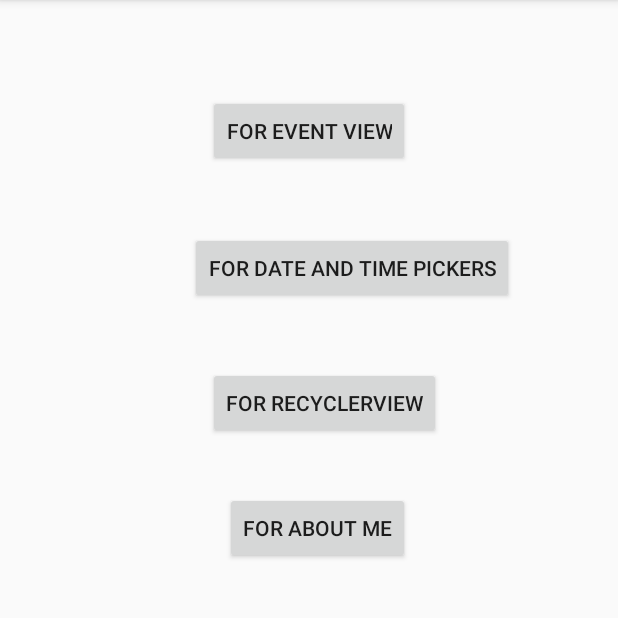
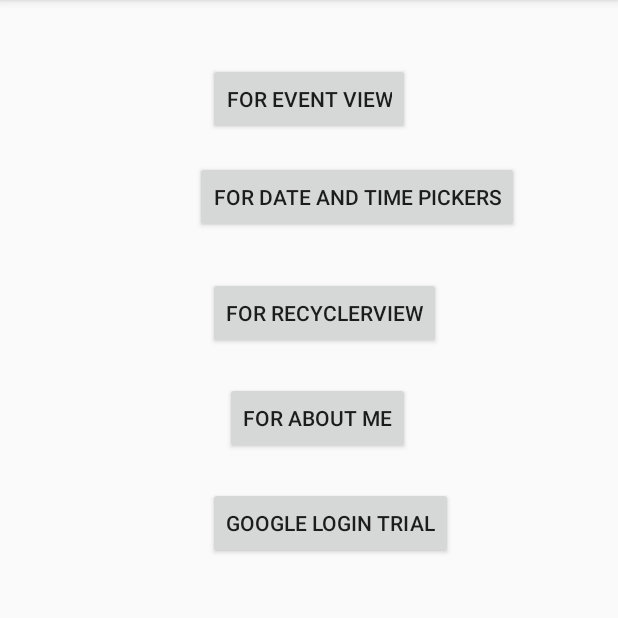
Before and after one commit to rutanshuj/TrialForEvents, an Android app: the screen it shows after launch (MainActivity), on a phone screen of 412 x 824 dp, the part 84-702 px from its top. Run offline under Robolectric (Android 15) with nearby library versions, the phone set to English and light mode, and no system bars.

Commit message:
Getting Started with Google Sign In

```diff
--- a/app/build.gradle
+++ b/app/build.gradle
@@ -41,6 +41,8 @@ dependencies {
     compile 'com.android.support:cardview-v7:25.0.1'
     compile 'com.thoughtbot:expandablerecyclerview:1.3'
     compile 'de.hdodenhof:circleimageview:2.1.0'
+    compile 'com.google.firebase:firebase-auth:10.0.1'
+    compile 'com.google.android.gms:play-services-auth:10.0.1'
     compile 'com.android.support:design:25.0.1'
     testCompile 'junit:junit:4.12'
 }
--- a/app/src/main/AndroidManifest.xml
+++ b/app/src/main/AndroidManifest.xml
@@ -28,8 +28,10 @@
         <activity
             android:name=".EventDetails"
             android:theme="@style/Theme.AppCompat.Light.NoActionBar" />
-        <activity android:name=".MoiFrag"
+        <activity
+            android:name=".MoiFrag"
             android:theme="@style/Theme.AppCompat.Light.NoActionBar" />
+        <activity android:name=".GoogleLogin"></activity>
     </application>
 
 </manifest>
--- a/app/src/main/java/com/example/admin/trialforevents/MainActivity.java
+++ b/app/src/main/java/com/example/admin/trialforevents/MainActivity.java
@@ -8,7 +8,7 @@ import android.widget.Button;
 import android.widget.Toast;
 
 public class MainActivity extends AppCompatActivity implements View.OnClickListener {
-    Button b1, b2, b3, b4;
+    Button b1, b2, b3, b4, b5;
 
     @Override
     protected void onCreate(Bundle savedInstanceState) {
@@ -18,11 +18,13 @@ public class MainActivity extends AppCompatActivity implements View.OnClickListe
         b2 = (Button) findViewById(R.id.forDandT);
         b3 = (Button) findViewById(R.id.forRecyclerView);
         b4 = (Button) findViewById(R.id.aboutMeBttn);
+        b5 = (Button) findViewById(R.id.googleLoginBttnNext);
 
         b1.setOnClickListener(this);
         b2.setOnClickListener(this);
         b3.setOnClickListener(this);
         b4.setOnClickListener(this);
+        b5.setOnClickListener(this);
     }
 
 
@@ -33,6 +35,7 @@ public class MainActivity extends AppCompatActivity implements View.OnClickListe
         Intent j = new Intent(MainActivity.this, MainPage.class);
         Intent k = new Intent(MainActivity.this, RecyclerView.class);
         Intent l = new Intent(MainActivity.this, MoiFrag.class);
+        Intent m = new Intent(MainActivity.this, GoogleLogin.class);
 
         switch(v.getId()){
             case R.id.forDandT:
@@ -47,6 +50,9 @@ public class MainActivity extends AppCompatActivity implements View.OnClickListe
             case R.id.aboutMeBttn:
                 startActivity(l);
                 break;
+            case R.id.googleLoginBttnNext:
+                startActivity(m);
+                break;
         }
     }
 }
--- a/app/src/main/java/com/example/admin/trialforevents/MainPage.java
+++ b/app/src/main/java/com/example/admin/trialforevents/MainPage.java
@@ -20,10 +20,12 @@ public class MainPage extends AppCompatActivity implements View.OnClickListener
         b3 = (Button) findViewById(R.id.scienceBttn);
         b4 = (Button) findViewById(R.id.financeBttn);
 
+
         b1.setOnClickListener(this);
         b2.setOnClickListener(this);
         b3.setOnClickListener(this);
         b4.setOnClickListener(this);
+
     }
 
     public void onClick(View view){
--- a/app/src/main/res/layout/activity_main.xml
+++ b/app/src/main/res/layout/activity_main.xml
@@ -11,42 +11,49 @@
     tools:context="com.example.admin.trialforevents.MainActivity">
 
     <Button
-        android:text="For Date And Time Pickers"
+        android:text="For Event View"
         android:layout_width="wrap_content"
         android:layout_height="wrap_content"
-        android:layout_marginTop="43dp"
-        android:id="@+id/forDandT"
-        android:layout_below="@+id/forEventView"
-        android:layout_alignParentRight="true"
-        android:layout_alignParentEnd="true"
-        android:layout_marginRight="53dp"
-        android:layout_marginEnd="53dp" />
+        android:layout_marginTop="26dp"
+        android:id="@+id/forEventView"
+        android:layout_alignParentTop="true"
+        android:layout_centerHorizontal="true" />
+
+    <Button
+        android:layout_width="wrap_content"
+        android:layout_height="wrap_content"
+        android:id="@+id/googleLoginBttnNext"
+        android:text="Google Login Trial"
+        android:layout_marginTop="22dp"
+        android:layout_below="@+id/aboutMeBttn"
+        android:layout_alignStart="@+id/forRecyclerView" />
 
     <Button
         android:layout_width="wrap_content"
         android:layout_height="wrap_content"
         android:id="@+id/forRecyclerView"
         android:text="For RecyclerView"
-        android:layout_marginTop="42dp"
+        android:layout_marginTop="29dp"
         android:layout_below="@+id/forDandT"
-        android:layout_alignLeft="@+id/forEventView"
         android:layout_alignStart="@+id/forEventView" />
 
     <Button
         android:layout_width="wrap_content"
         android:layout_height="wrap_content"
         android:text="For About Me"
+        android:layout_marginTop="22dp"
+        android:id="@+id/aboutMeBttn"
         android:layout_below="@+id/forRecyclerView"
-        android:layout_alignEnd="@+id/forEventView"
-        android:layout_marginTop="35dp"
-        android:id="@+id/aboutMeBttn" />
+        android:layout_alignEnd="@+id/forEventView" />
 
     <Button
-        android:text="For Event View"
+        android:text="For Date And Time Pickers"
         android:layout_width="wrap_content"
         android:layout_height="wrap_content"
-        android:layout_marginTop="47dp"
-        android:id="@+id/forEventView"
-        android:layout_alignParentTop="true"
-        android:layout_centerHorizontal="true" />
+        android:layout_marginTop="17dp"
+        android:id="@+id/forDandT"
+        android:layout_marginRight="53dp"
+        android:layout_marginEnd="50dp"
+        android:layout_below="@+id/forEventView"
+        android:layout_alignParentEnd="true" />
 </RelativeLayout>
```
Also changed, not shown: app/src/main/java/com/example/admin/trialforevents/GoogleLogin.java (added, +13 -0 lines), app/src/main/java/com/example/admin/trialforevents/MoiFrag.java (+25 -0 lines), app/src/main/res/layout/activity_google_login.xml (added, +10 -0 lines), app/src/main/res/layout/activity_moi_frag.xml (+18 -4 lines), app/src/main/res/drawable/error.png (added).
